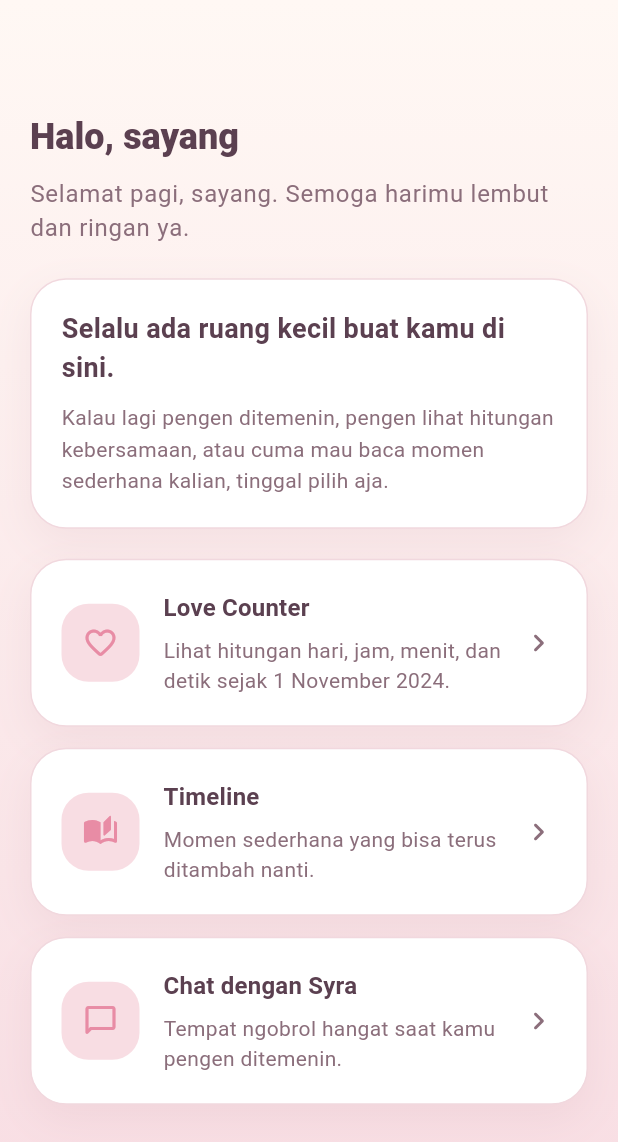
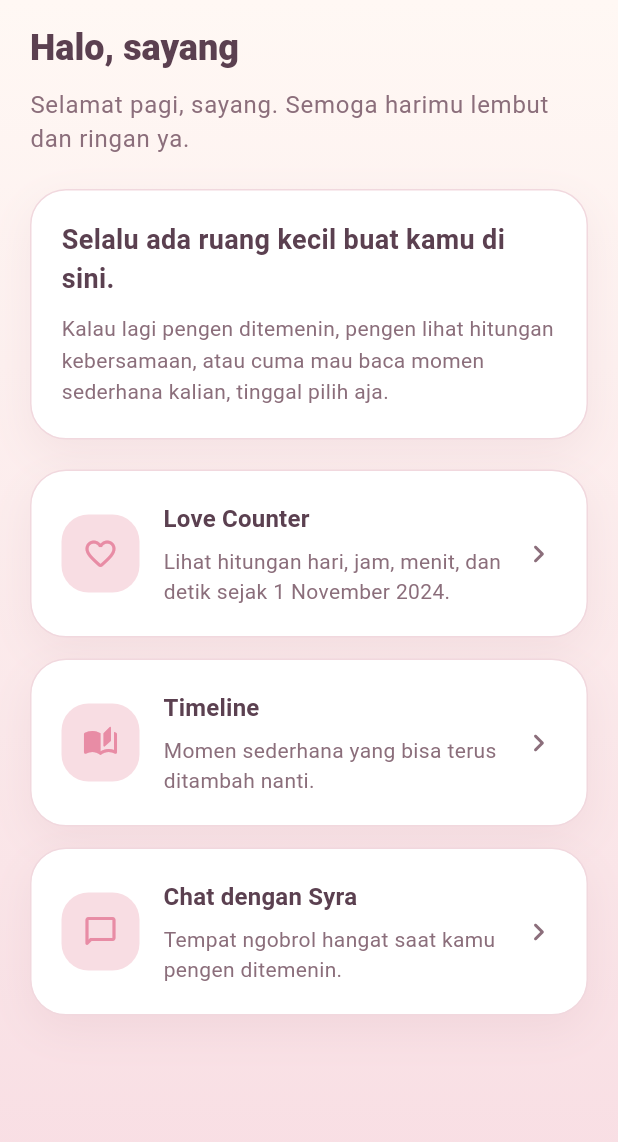
Before and after one commit to Sarif-rex/formisra, a Flutter app: the screen it shows after launch, after a tap on "Masuk", on a phone screen of 412 x 824 dp. Shown: the top 1142 px of the screen. Run offline on Flutter 3.47's test engine with Material 3 defaults, Android fonts, the phone set to English and light mode, and no system bars; our stand-ins replace shared_preferences.

Commit message:
Fix full-height mobile shell layout

```diff
--- a/lib/widgets/mobile_shell.dart
+++ b/lib/widgets/mobile_shell.dart
@@ -27,11 +27,20 @@ class MobileShell extends StatelessWidget {
           ),
         ),
         child: SafeArea(
-          child: Center(
-            child: ConstrainedBox(
-              constraints: const BoxConstraints(maxWidth: 430),
-              child: child,
-            ),
+          child: LayoutBuilder(
+            builder: (context, constraints) {
+              return Align(
+                alignment: Alignment.topCenter,
+                child: ConstrainedBox(
+                  constraints: const BoxConstraints(maxWidth: 430),
+                  child: SizedBox(
+                    width: double.infinity,
+                    height: constraints.maxHeight,
+                    child: child,
+                  ),
+                ),
+              );
+            },
           ),
         ),
       ),
```
